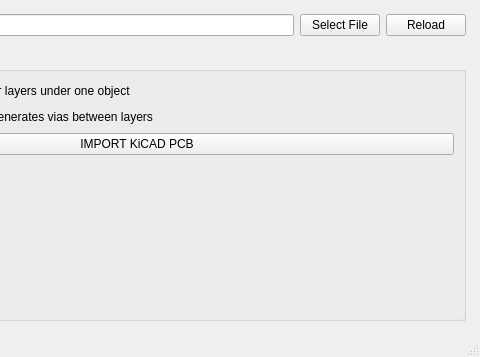
Qt form ui/dialog_KiCAD_Importer.ui (LubomirJagos/FreeCAD-OpenEMS-Export) before a commit; both pictures show x 206 to 686 and y 0 to 357 of the 686 by 357 pixel window.
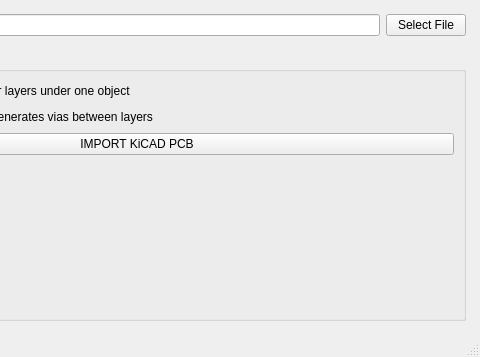
The same form after that commit.

Commit message: BACKUP COMMIT removed unused reload button from KiCAD Importer tool, in OctaveScriptLinesGenerator replace some comparison like portDirection[0] == "z" with portDirection.startswith("z") what is better

The edit to the form file:
```diff
--- a/ui/dialog_KiCAD_Importer.ui
+++ b/ui/dialog_KiCAD_Importer.ui
@@ -43,13 +43,6 @@
         </property>
        </widget>
       </item>
-      <item>
-       <widget class="QPushButton" name="buttonRefreshFile">
-        <property name="text">
-         <string>Reload</string>
-        </property>
-       </widget>
-      </item>
      </layout>
     </item>
     <item>
```
The commit also changes 1 other file.
